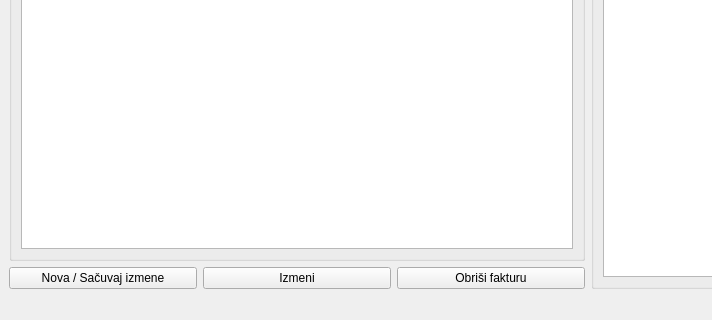
First picture: the form in formafaktura.ui, repository s-pab/Commercium, before the edit; both pictures show x 0 to 712 and y 473 to 793 of the 1176 by 793 pixel window.
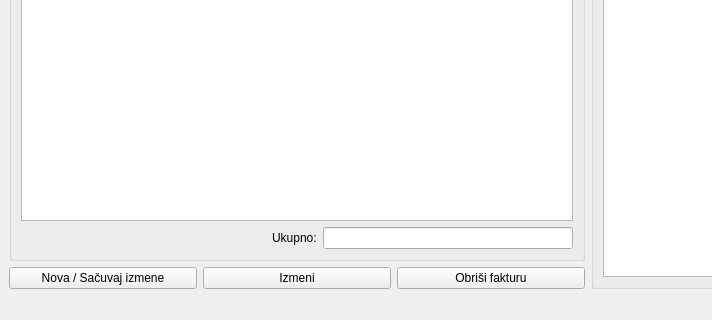
Second picture: the form after the edit.

Commit message: faktura gotova  (skroz) :+1:

Diff of the .ui file:
```diff
--- a/formafaktura.ui
+++ b/formafaktura.ui
@@ -20,7 +20,7 @@
    <string>Faktura</string>
   </property>
   <widget class="QWidget" name="centralwidget">
-   <layout class="QHBoxLayout" name="horizontalLayout_16">
+   <layout class="QHBoxLayout" name="horizontalLayout_17">
     <item>
      <layout class="QVBoxLayout" name="verticalLayout_11">
       <item>
@@ -427,6 +427,33 @@
              </item>
             </layout>
            </item>
+           <item>
+            <layout class="QHBoxLayout" name="horizontalLayout_16">
+             <item>
+              <spacer name="horizontalSpacer_11">
+               <property name="orientation">
+                <enum>Qt::Horizontal</enum>
+               </property>
+               <property name="sizeHint" stdset="0">
+                <size>
+                 <width>40</width>
+                 <height>20</height>
+                </size>
+               </property>
+              </spacer>
+             </item>
+             <item>
+              <widget class="QLabel" name="label_14">
+               <property name="text">
+                <string>Ukupno:</string>
+               </property>
+              </widget>
+             </item>
+             <item>
+              <widget class="QLineEdit" name="leUkupno"/>
+             </item>
+            </layout>
+           </item>
           </layout>
          </widget>
         </item>
```
Left out of the diff: 2 changed lines with no effect on the pictures. The commit also changes 1 other file.
